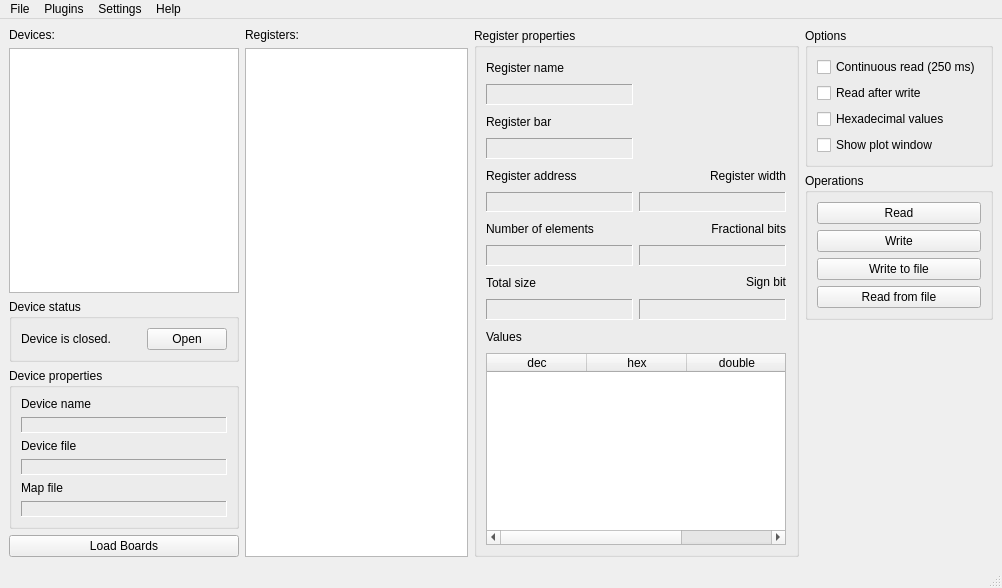
Qt form QtHardMonForm.ui (ChimeraTK/QtHardMon) before a commit.
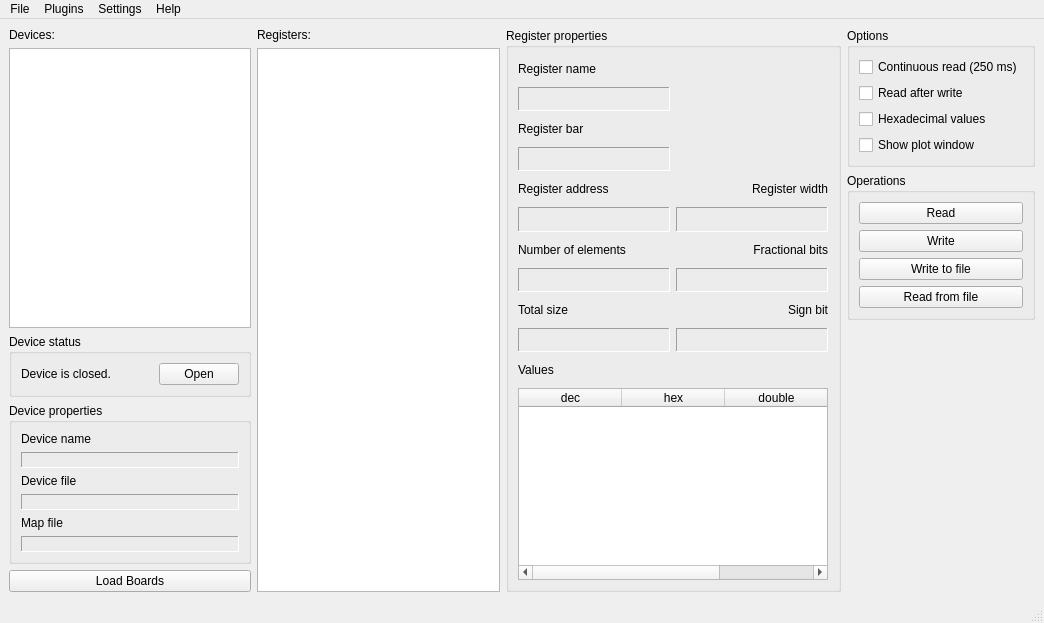
The same form after that commit.

What changed in the file:
```diff
--- a/QtHardMonForm.ui
+++ b/QtHardMonForm.ui
@@ -6,8 +6,8 @@
    <rect>
     <x>0</x>
     <y>0</y>
-    <width>1002</width>
-    <height>588</height>
+    <width>1044</width>
+    <height>623</height>
    </rect>
   </property>
   <property name="sizePolicy">
@@ -313,7 +313,7 @@
            </property>
            <property name="minimumSize">
             <size>
-             <width>300</width>
+             <width>310</width>
              <height>0</height>
             </size>
            </property>
@@ -327,7 +327,7 @@
             <bool>false</bool>
            </attribute>
            <attribute name="horizontalHeaderDefaultSectionSize">
-            <number>100</number>
+            <number>103</number>
            </attribute>
            <attribute name="verticalHeaderDefaultSectionSize">
             <number>20</number>
@@ -591,7 +591,7 @@
     <rect>
      <x>0</x>
      <y>0</y>
-     <width>1002</width>
+     <width>1044</width>
      <height>25</height>
     </rect>
    </property>
```
